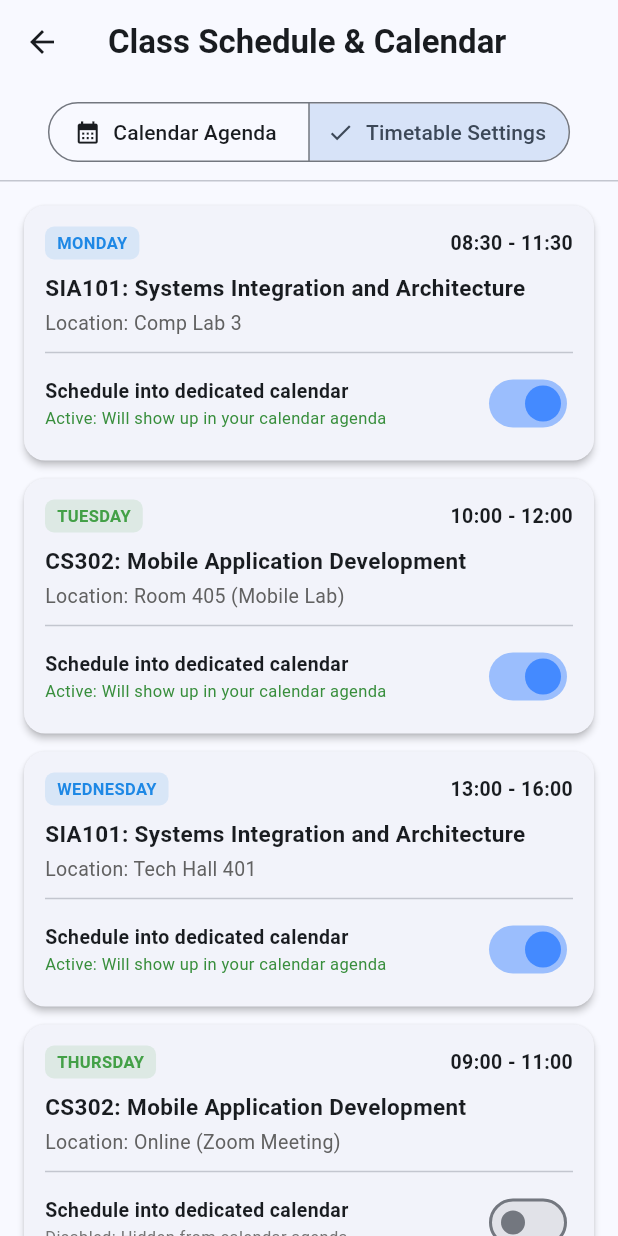
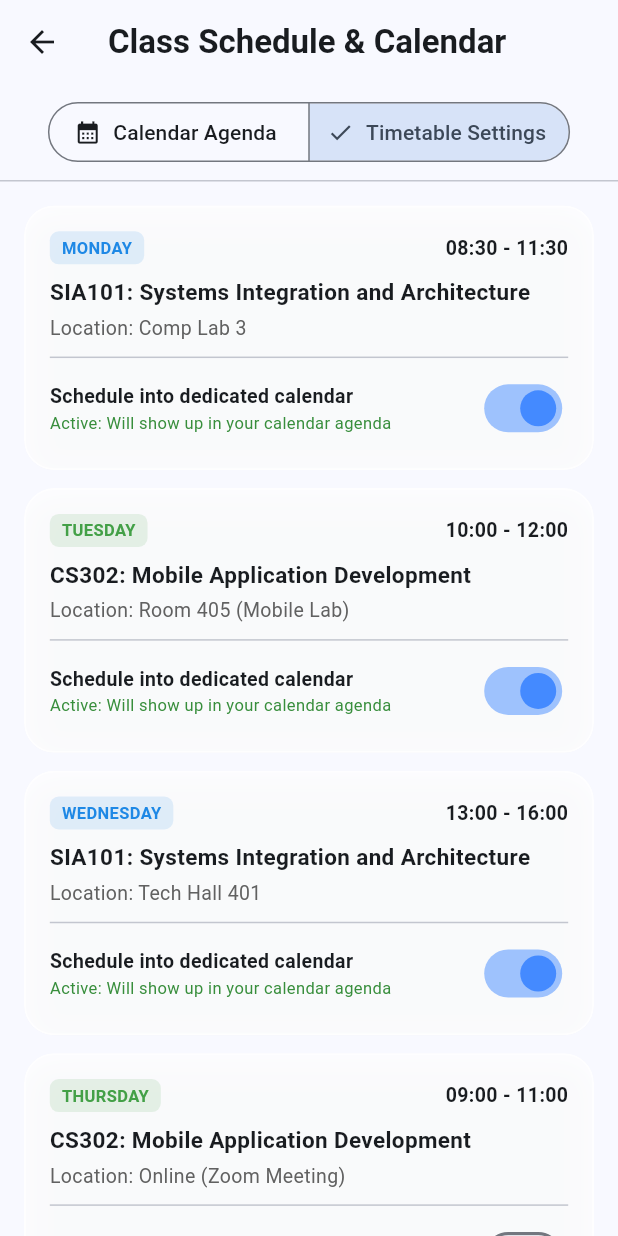
Before and after one commit to benhrnndz/app-storage, a Flutter app: the ScheduleScreen screen opened directly, after a tap on "Timetable Settings", on a phone screen of 412 x 824 dp. Run offline on Flutter 3.47's test engine with Material 3 defaults, Android fonts, the light colour scheme and no system bars.

Commit message:
feat(ui): apply rounded glass style to schedule cards and week strip

```diff
--- a/lib/features/schedule/screens/schedule_screen.dart
+++ b/lib/features/schedule/screens/schedule_screen.dart
@@ -1,5 +1,6 @@
 // lib/features/schedule/screens/schedule_screen.dart
 import 'package:flutter/material.dart';
+import '../../../core/widgets/glass_card.dart';
 import '../../../data/mock_data.dart';
 import '../../../models/course.dart';
 import '../../../models/schedule.dart';
@@ -190,20 +191,17 @@ class _ScheduleScreenState extends State<ScheduleScreen> {
                   ),
                 )
               : ListView.builder(
-                  padding: const EdgeInsets.symmetric(horizontal: 16, vertical: 8),
+                  padding: const EdgeInsets.only(left: 16, right: 16, top: 8, bottom: 100),
                   itemCount: activeAgendaSlots.length,
                   itemBuilder: (context, index) {
                     final slot = activeAgendaSlots[index];
                     final course = _getCourseForSlot(slot);
                     final courseColor = Color(course.colorValue);
 
-                    return Card(
+                    return GlassContainer(
+                      borderRadius: 20,
+                      blur: 14,
                       margin: const EdgeInsets.only(bottom: 12),
-                      shape: RoundedRectangleBorder(
-                        borderRadius: BorderRadius.circular(12),
-                        side: BorderSide(color: courseColor.withOpacity(0.4)),
-                      ),
-                      child: Padding(
                       padding: const EdgeInsets.all(16),
                       child: Row(
                         crossAxisAlignment: CrossAxisAlignment.start,
@@ -287,7 +285,6 @@ class _ScheduleScreenState extends State<ScheduleScreen> {
                           ),
                         ],
                       ),
-                      ),
                     );
                   },
                 ),
@@ -306,9 +303,11 @@ class _ScheduleScreenState extends State<ScheduleScreen> {
 
     final dayLabels = ['Mon', 'Tue', 'Wed', 'Thu', 'Fri', 'Sat', 'Sun'];
 
-    return Container(
-      padding: const EdgeInsets.symmetric(vertical: 12, horizontal: 8),
-      color: Colors.grey.shade50,
+    return GlassContainer(
+      borderRadius: 20,
+      blur: 16,
+      margin: const EdgeInsets.symmetric(horizontal: 16, vertical: 8),
+      padding: const EdgeInsets.symmetric(vertical: 10, horizontal: 8),
       child: Row(
         mainAxisAlignment: MainAxisAlignment.spaceAround,
         children: weekDays.map((date) {
@@ -321,19 +320,29 @@ class _ScheduleScreenState extends State<ScheduleScreen> {
               date.day == now.day;
 
           return InkWell(
-            borderRadius: BorderRadius.circular(12),
+            borderRadius: BorderRadius.circular(16),
             onTap: () {
               setState(() => _selectedDate = date);
             },
-            child: Container(
+            child: AnimatedContainer(
+              duration: const Duration(milliseconds: 200),
               padding: const EdgeInsets.symmetric(horizontal: 10, vertical: 8),
               decoration: BoxDecoration(
                 color: isSelected
                     ? Theme.of(context).colorScheme.primary
                     : Colors.transparent,
-                borderRadius: BorderRadius.circular(12),
+                borderRadius: BorderRadius.circular(16),
                 border: isToday && !isSelected
                     ? Border.all(color: Theme.of(context).colorScheme.primary, width: 1.5)
+                    : null,
+                boxShadow: isSelected
+                    ? [
+                        BoxShadow(
+                          color: Theme.of(context).colorScheme.primary.withOpacity(0.3),
+                          blurRadius: 8,
+                          offset: const Offset(0, 3),
+                        )
+                      ]
                     : null,
               ),
               child: Column(
@@ -341,7 +350,7 @@ class _ScheduleScreenState extends State<ScheduleScreen> {
                   Text(
                     dayLabels[date.weekday - 1],
                     style: TextStyle(
-                      fontSize: 12,
+                      fontSize: 11,
                       fontWeight: FontWeight.w600,
                       color: isSelected ? Colors.white : Colors.grey.shade600,
                     ),
@@ -350,7 +359,7 @@ class _ScheduleScreenState extends State<ScheduleScreen> {
                   Text(
                     '${date.day}',
                     style: TextStyle(
-                      fontSize: 16,
+                      fontSize: 15,
                       fontWeight: FontWeight.bold,
                       color: isSelected ? Colors.white : Colors.black87,
                     ),
@@ -369,17 +378,18 @@ class _ScheduleScreenState extends State<ScheduleScreen> {
   // ==========================================
   Widget _buildTimetableSetupView() {
     return ListView.builder(
-      padding: const EdgeInsets.all(16),
+      padding: const EdgeInsets.only(left: 16, right: 16, top: 16, bottom: 100),
       itemCount: _slots.length,
       itemBuilder: (context, index) {
         final slot = _slots[index];
         final course = _getCourseForSlot(slot);
         final courseColor = Color(course.colorValue);
 
-        return Card(
+        return GlassContainer(
+          borderRadius: 20,
+          blur: 14,
           margin: const EdgeInsets.only(bottom: 12),
-          child: Padding(
-            padding: const EdgeInsets.all(14),
+          padding: const EdgeInsets.all(16),
           child: Column(
             crossAxisAlignment: CrossAxisAlignment.start,
             children: [
@@ -458,7 +468,6 @@ class _ScheduleScreenState extends State<ScheduleScreen> {
                 ),
               ],
             ),
-          ),
         );
       },
     );
```
Lines whose indentation alone changed are shown as unchanged.
